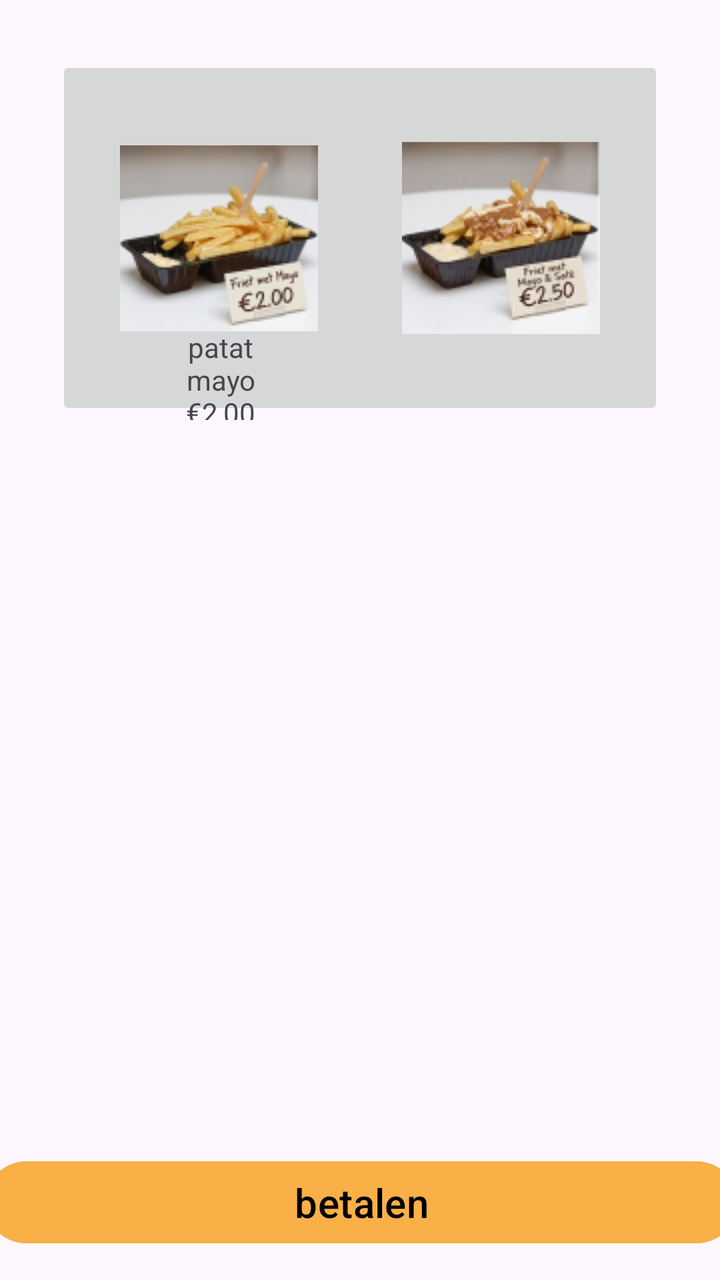
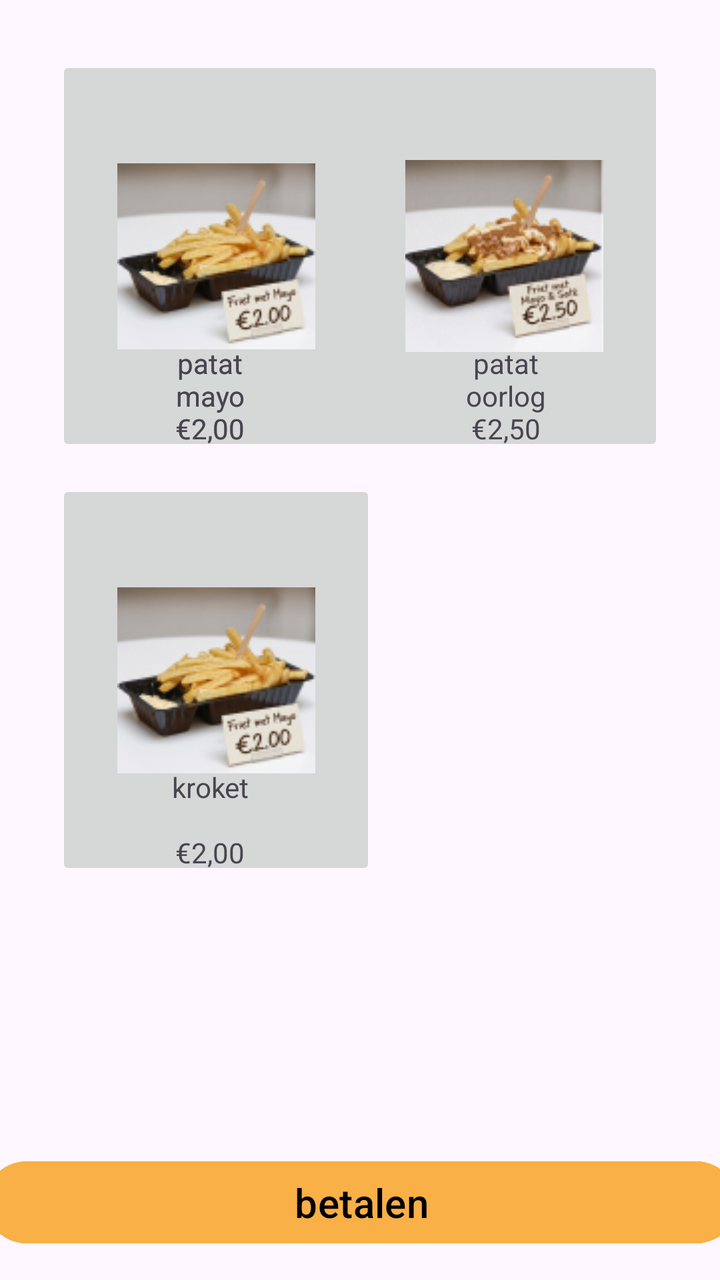

An Android layout rendered at two revisions. The XML below is the earlier revision; the diff shows what the commit changed to produce the second picture.
<!-- AndroidManifest.xml: application theme Theme.Snackbarapp -->
<!-- res/layout/activity_main3.xml -->
<?xml version="1.0" encoding="utf-8"?>
<androidx.constraintlayout.widget.ConstraintLayout xmlns:android="http://schemas.android.com/apk/res/android"
    xmlns:app="http://schemas.android.com/apk/res-auto"
    xmlns:tools="http://schemas.android.com/tools"
    android:id="@+id/main"
    android:layout_width="match_parent"
    android:layout_height="match_parent"
    tools:context=".MainActivity3">

    <Button
        android:id="@+id/button3"
        android:layout_width="376dp"
        android:layout_height="49dp"
        android:backgroundTint="#F8B047"
        android:backgroundTintMode="add"
        android:text="betalen"
        android:textColor="@color/black"
        android:textSize="20sp"
        app:layout_constraintBottom_toBottomOf="parent"
        app:layout_constraintEnd_toEndOf="parent"
        app:layout_constraintHorizontal_bias="0.485"
        app:layout_constraintStart_toStartOf="parent"
        app:layout_constraintTop_toTopOf="parent"
        app:layout_constraintVertical_bias="0.976" />

    <ImageButton
        android:id="@+id/imageButton"
        android:layout_width="163dp"
        android:layout_height="182dp"
        android:layout_marginStart="28dp"
        android:layout_marginTop="28dp"
        app:layout_constraintStart_toStartOf="parent"
        app:layout_constraintTop_toTopOf="parent"
        app:srcCompat="@drawable/schermafbeelding_2026_09_30_135453" />

    <ImageButton
        android:id="@+id/imageButton2"
        android:layout_width="163dp"
        android:layout_height="182dp"
        android:layout_marginTop="28dp"
        android:layout_marginEnd="28dp"
        app:layout_constraintEnd_toEndOf="parent"
        app:layout_constraintHorizontal_bias="1.0"
        app:layout_constraintStart_toEndOf="@+id/imageButton"
        app:layout_constraintTop_toTopOf="parent"
        app:srcCompat="@drawable/schermafbeelding_2026_09_30_140355" />

    <TextView
        android:id="@+id/textView2"
        android:layout_width="57dp"
        android:layout_height="46dp"
        android:layout_marginEnd="52dp"
        android:text="patat\nmayo\n€2,00"
        android:textAlignment="center"
        app:layout_constraintBottom_toBottomOf="@+id/imageButton"
        app:layout_constraintEnd_toEndOf="@+id/imageButton"
        app:layout_constraintTop_toTopOf="@+id/imageButton"
        app:layout_constraintVertical_bias="1.0" />
</androidx.constraintlayout.widget.ConstraintLayout>
<!-- resources referenced by this layout -->
<resources>
  <color name="black">#FF000000</color>
  <!-- drawable schermafbeelding_2026_09_30_135453: png bitmap (drawable, 17871 bytes) -->
  <!-- drawable schermafbeelding_2026_09_30_140355: png bitmap (drawable, 19286 bytes) -->
  <style name="Theme.Snackbarapp" parent="Base.Theme.Snackbarapp" />
  <style name="Base.Theme.Snackbarapp" parent="Theme.Material3.DayNight.NoActionBar">
          
          
      </style>
</resources>

<!-- the commit's change to res/layout/activity_main3.xml (unified diff, before → after) -->
@@ -6,6 +6,18 @@
     android:layout_width="match_parent"
     android:layout_height="match_parent"
     tools:context=".MainActivity3">
+
+    <TextView
+        android:id="@+id/textView3"
+        android:layout_width="62dp"
+        android:layout_height="56dp"
+        android:layout_marginEnd="52dp"
+        android:text="patat\nmayo\n€2,00"
+        android:textAlignment="center"
+        app:layout_constraintBottom_toBottomOf="@+id/imageButton"
+        app:layout_constraintEnd_toEndOf="@+id/imageButton"
+        app:layout_constraintTop_toTopOf="@+id/imageButton"
+        app:layout_constraintVertical_bias="1.0" />
 
     <Button
         android:id="@+id/button3"
@@ -25,8 +37,8 @@
 
     <ImageButton
         android:id="@+id/imageButton"
-        android:layout_width="163dp"
-        android:layout_height="182dp"
+        android:layout_width="160dp"
+        android:layout_height="200dp"
         android:layout_marginStart="28dp"
         android:layout_marginTop="28dp"
         app:layout_constraintStart_toStartOf="parent"
@@ -35,8 +47,8 @@
 
     <ImageButton
         android:id="@+id/imageButton2"
-        android:layout_width="163dp"
-        android:layout_height="182dp"
+        android:layout_width="160dp"
+        android:layout_height="200dp"
         android:layout_marginTop="28dp"
         android:layout_marginEnd="28dp"
         app:layout_constraintEnd_toEndOf="parent"
@@ -46,9 +58,9 @@
         app:srcCompat="@drawable/schermafbeelding_2026_09_30_140355" />
 
     <TextView
-        android:id="@+id/textView2"
-        android:layout_width="57dp"
-        android:layout_height="46dp"
+        android:id="@+id/textView4"
+        android:layout_width="62dp"
+        android:layout_height="56dp"
         android:layout_marginEnd="52dp"
         android:text="patat\nmayo\n€2,00"
         android:textAlignment="center"
@@ -56,4 +68,51 @@
         app:layout_constraintEnd_toEndOf="@+id/imageButton"
         app:layout_constraintTop_toTopOf="@+id/imageButton"
         app:layout_constraintVertical_bias="1.0" />
+
+    <TextView
+        android:id="@+id/textView8"
+        android:layout_width="62dp"
+        android:layout_height="56dp"
+        android:layout_marginEnd="52dp"
+        android:text="patat\nmayo\n€2,00"
+        android:textAlignment="center"
+        app:layout_constraintBottom_toBottomOf="@+id/imageButton"
+        app:layout_constraintEnd_toEndOf="@+id/imageButton"
+        app:layout_constraintTop_toTopOf="@+id/imageButton"
+        app:layout_constraintVertical_bias="1.0" />
+
+    <ImageButton
+        android:id="@+id/imageButton5"
+        android:layout_width="160dp"
+        android:layout_height="200dp"
+        android:layout_marginStart="28dp"
+        android:layout_marginTop="12dp"
+        app:layout_constraintStart_toStartOf="parent"
+        app:layout_constraintTop_toBottomOf="@+id/textView3"
+        app:srcCompat="@drawable/schermafbeelding_2026_09_30_135453" />
+
+    <TextView
+        android:id="@+id/textView9"
+        android:layout_width="62dp"
+        android:layout_height="56dp"
+        android:text="kroket\n\n€2,00"
+        android:textAlignment="center"
+        app:layout_constraintBottom_toBottomOf="@+id/imageButton5"
+        app:layout_constraintEnd_toEndOf="@+id/imageButton5"
+        app:layout_constraintHorizontal_bias="0.469"
+        app:layout_constraintStart_toStartOf="@+id/imageButton5"
+        app:layout_constraintTop_toTopOf="@+id/imageButton5"
+        app:layout_constraintVertical_bias="1.0" />
+
+    <TextView
+        android:id="@+id/textView2"
+        android:layout_width="62dp"
+        android:layout_height="56dp"
+        android:layout_marginEnd="48dp"
+        android:text="patat\noorlog\n€2,50"
+        android:textAlignment="center"
+        app:layout_constraintBottom_toBottomOf="@+id/imageButton2"
+        app:layout_constraintEnd_toEndOf="@+id/imageButton2"
+        app:layout_constraintTop_toTopOf="@+id/imageButton2"
+        app:layout_constraintVertical_bias="1.0" />
 </androidx.constraintlayout.widget.ConstraintLayout>
